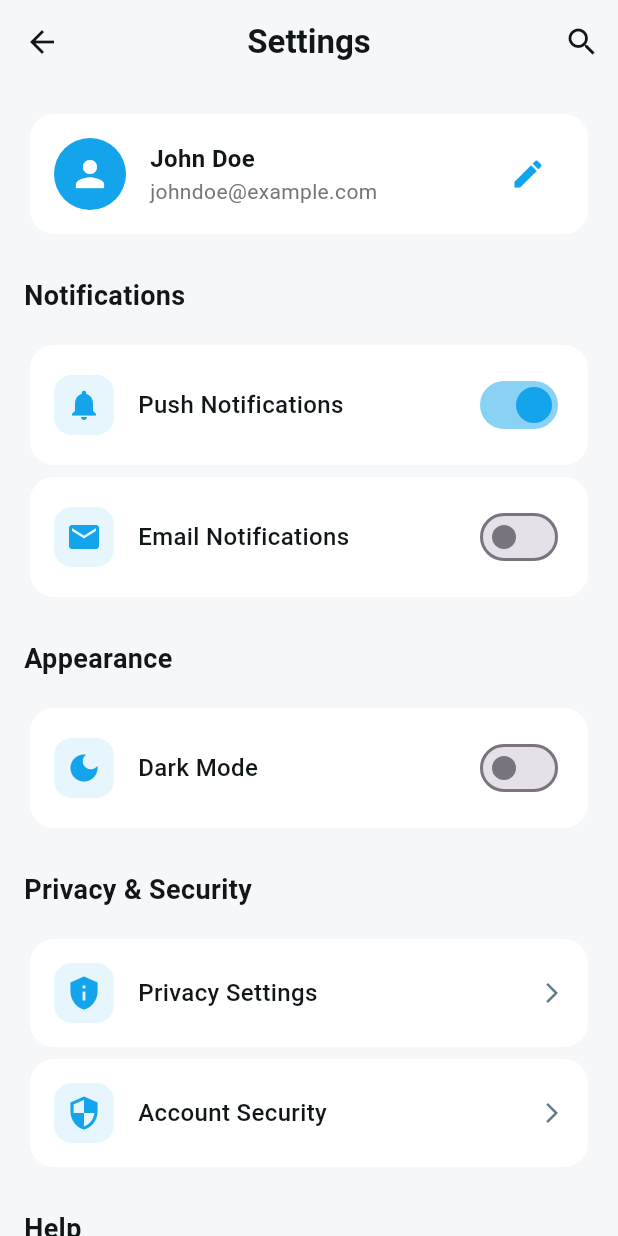
After one commit to BabSol2001/flutter_tourai, a Flutter app: the SettingsScreen screen opened directly, on a phone screen of 412 x 824 dp. The commit adds this screen. Run offline on Flutter 3.47's test engine with Material 3 defaults, Android fonts, the light colour scheme and no system bars; Roboto replaces fonts that are missing (Plus Jakarta Sans).

Commit message:
2.1 setting, start

```diff
--- /dev/null
+++ b/lib/settings_screen.dart
@@ -0,0 +1,281 @@
+import 'package:flutter/material.dart';
+
+class SettingsScreen extends StatefulWidget {
+  const SettingsScreen({super.key});
+
+  @override
+  State<SettingsScreen> createState() => _SettingsScreenState();
+}
+
+class _SettingsScreenState extends State<SettingsScreen> {
+  bool _pushNotifications = true;
+  bool _emailNotifications = false;
+  bool _darkMode = false;
+
+  @override
+  Widget build(BuildContext context) {
+    return Scaffold(
+      backgroundColor: const Color(0xFFF6F7F8),
+      appBar: AppBar(
+        backgroundColor: const Color(0xFFF6F7F8),
+        elevation: 0,
+        leading: IconButton(
+          icon: const Icon(Icons.arrow_back, color: Color(0xFF111618)),
+          onPressed: () => Navigator.pop(context),
+        ),
+        title: const Text(
+          'Settings',
+          style: TextStyle(color: Color(0xFF111618), fontWeight: FontWeight.bold),
+        ),
+        centerTitle: true,
+        actions: <Widget>[
+          IconButton(
+            icon: const Icon(Icons.search, color: Color(0xFF111618)),
+            onPressed: () {
+              ScaffoldMessenger.of(context).showSnackBar(
+                const SnackBar(content: Text('Search settings...')),
+              );
+            },
+          ),
+        ],
+      ),
+      body: SingleChildScrollView(
+        padding: const EdgeInsets.all(16),
+        child: Column(
+          crossAxisAlignment: CrossAxisAlignment.start,
+          children: [
+            // Profile Section
+            Card(
+              elevation: 0,
+              color: Colors.white,
+              shape: RoundedRectangleBorder(borderRadius: BorderRadius.circular(16)),
+              child: Padding(
+                padding: const EdgeInsets.all(16),
+                child: Row(
+                  children: [
+                    const CircleAvatar(
+                      radius: 24,
+                      backgroundColor: Color(0xFF13a4ec),
+                      child: Icon(Icons.person, color: Colors.white, size: 28),
+                    ),
+                    const SizedBox(width: 16),
+                    Expanded(
+                      child: Column(
+                        crossAxisAlignment: CrossAxisAlignment.start,
+                        children: [
+                          const Text(
+                            'John Doe',
+                            style: TextStyle(fontWeight: FontWeight.bold, fontSize: 16),
+                          ),
+                          Text(
+                            'johndoe@example.com',
+                            style: TextStyle(color: Colors.grey[600], fontSize: 14),
+                          ),
+                        ],
+                      ),
+                    ),
+                    IconButton(
+                      icon: const Icon(Icons.edit, color: Color(0xFF13a4ec)),
+                      onPressed: () {
+                        ScaffoldMessenger.of(context).showSnackBar(
+                          const SnackBar(content: Text('Edit profile')),
+                        );
+                      },
+                    ),
+                  ],
+                ),
+              ),
+            ),
+            const SizedBox(height: 24),
+
+            // Notifications Section
+            const Text(
+              'Notifications',
+              style: TextStyle(fontSize: 18, fontWeight: FontWeight.bold, color: Color(0xFF111618)),
+            ),
+            const SizedBox(height: 16),
+            _buildSettingTile(
+              icon: Icons.notifications,
+              title: 'Push Notifications',
+              trailing: Switch(
+                value: _pushNotifications,
+                onChanged: (value) {
+                  setState(() => _pushNotifications = value);
+                },
+                activeColor: const Color(0xFF13a4ec),
+              ),
+            ),
+            _buildSettingTile(
+              icon: Icons.email,
+              title: 'Email Notifications',
+              trailing: Switch(
+                value: _emailNotifications,
+                onChanged: (value) {
+                  setState(() => _emailNotifications = value);
+                },
+                activeColor: const Color(0xFF13a4ec),
+              ),
+            ),
+            const SizedBox(height: 24),
+
+            // Appearance Section
+            const Text(
+              'Appearance',
+              style: TextStyle(fontSize: 18, fontWeight: FontWeight.bold, color: Color(0xFF111618)),
+            ),
+            const SizedBox(height: 16),
+            _buildSettingTile(
+              icon: Icons.dark_mode,
+              title: 'Dark Mode',
+              trailing: Switch(
+                value: _darkMode,
+                onChanged: (value) {
+                  setState(() => _darkMode = value);
+                },
+                activeColor: const Color(0xFF13a4ec),
+              ),
+            ),
+            const SizedBox(height: 24),
+
+            // Privacy Section
+            const Text(
+              'Privacy & Security',
+              style: TextStyle(fontSize: 18, fontWeight: FontWeight.bold, color: Color(0xFF111618)),
+            ),
+            const SizedBox(height: 16),
+            _buildSettingTile(
+              icon: Icons.privacy_tip,
+              title: 'Privacy Settings',
+              trailing: const Icon(Icons.arrow_forward_ios, size: 16, color: Color(0xFF617c89)),
+              onTap: () {
+                ScaffoldMessenger.of(context).showSnackBar(
+                  const SnackBar(content: Text('Privacy settings')),
+                );
+              },
+            ),
+            _buildSettingTile(
+              icon: Icons.security,
+              title: 'Account Security',
+              trailing: const Icon(Icons.arrow_forward_ios, size: 16, color: Color(0xFF617c89)),
+              onTap: () {
+                ScaffoldMessenger.of(context).showSnackBar(
+                  const SnackBar(content: Text('Security settings')),
+                );
+              },
+            ),
+            const SizedBox(height: 24),
+
+            // Help Section
+            const Text(
+              'Help',
+              style: TextStyle(fontSize: 18, fontWeight: FontWeight.bold, color: Color(0xFF111618)),
+            ),
+            const SizedBox(height: 16),
+            _buildSettingTile(
+              icon: Icons.help_outline,
+              title: 'Help Center',
+              trailing: const Icon(Icons.arrow_forward_ios, size: 16, color: Color(0xFF617c89)),
+              onTap: () {
+                ScaffoldMessenger.of(context).showSnackBar(
+                  const SnackBar(content: Text('Help center opened')),
+                );
+              },
+            ),
+            _buildSettingTile(
+              icon: Icons.feedback,
+              title: 'Send Feedback',
+              trailing: const Icon(Icons.arrow_forward_ios, size: 16, color: Color(0xFF617c89)),
+              onTap: () {
+                ScaffoldMessenger.of(context).showSnackBar(
+                  const SnackBar(content: Text('Feedback sent')),
+                );
+              },
+            ),
+            const SizedBox(height: 32),
+
+            // Logout Button
+            SizedBox(
+              width: double.infinity,
+              height: 56,
+              child: OutlinedButton(
+                onPressed: () {
+                  showDialog(
+                    context: context,
+                    builder: (context) => AlertDialog(
+                      title: const Text('Logout'),
+                      content: const Text('Are you sure you want to logout?'),
+                      actions: [
+                        TextButton(
+                          onPressed: () => Navigator.pop(context),
+                          child: const Text('Cancel'),
+                        ),
+                        TextButton(
+                          onPressed: () {
+                            Navigator.pop(context);
+                            ScaffoldMessenger.of(context).showSnackBar(
+                              const SnackBar(content: Text('Logged out successfully!'), backgroundColor: Colors.red),
+                            );
+                          },
+                          child: const Text('Logout', style: TextStyle(color: Colors.red)),
+                        ),
+                      ],
+                    ),
+                  );
+                },
+                style: OutlinedButton.styleFrom(
+                  side: const BorderSide(color: Colors.red),
+                  shape: RoundedRectangleBorder(borderRadius: BorderRadius.circular(16)),
+                ),
+                child: const Text(
+                  'Logout',
+                  style: TextStyle(fontSize: 16, fontWeight: FontWeight.w600, color: Colors.red),
+                ),
+              ),
+            ),
+            const SizedBox(height: 24),
+          ],
+        ),
+      ),
+    );
+  }
+
+  Widget _buildSettingTile({
+    required IconData icon,
+    required String title,
+    required Widget trailing,
+    VoidCallback? onTap,
+  }) {
+    return Card(
+      elevation: 0,
+      color: Colors.white,
+      shape: RoundedRectangleBorder(borderRadius: BorderRadius.circular(16)),
+      child: InkWell(
+        onTap: onTap,
+        borderRadius: BorderRadius.circular(16),
+        child: Padding(
+          padding: const EdgeInsets.all(16),
+          child: Row(
+            children: [
+              Container(
+                padding: const EdgeInsets.all(8),
+                decoration: BoxDecoration(
+                  color: const Color(0xFF13a4ec).withOpacity(0.1),
+                  borderRadius: BorderRadius.circular(12),
+                ),
+                child: Icon(icon, color: const Color(0xFF13a4ec), size: 24),
+              ),
+              const SizedBox(width: 16),
+              Expanded(
+                child: Text(
+                  title,
+                  style: const TextStyle(fontSize: 16, fontWeight: FontWeight.w500),
+                ),
+              ),
+              trailing,
+            ],
+          ),
+        ),
+      ),
+    );
+  }
+}
--- a/lib/smsverification_generalaccount.dart
+++ b/lib/smsverification_generalaccount.dart
@@ -1,5 +1,6 @@
 import 'package:flutter/material.dart';
 import 'package:flutter/services.dart';
+import 'package:flutter_tourai/settings_screen.dart';
 
 class SMSVerificationGeneralAccount extends StatefulWidget {
   const SMSVerificationGeneralAccount({super.key});
@@ -96,8 +97,10 @@ class _SMSVerificationGeneralAccountState extends State<SMSVerificationGeneralAc
             onSelected: (String value) {
               switch (value) {
                 case 'settings':
-                  ScaffoldMessenger.of(context).showSnackBar(
-                    const SnackBar(content: Text('Settings opened')),
+      // به جای SnackBar، به صفحه Settings برو
+                  Navigator.push(
+                    context,
+                    MaterialPageRoute(builder: (context) => const SettingsScreen()),
                   );
                   break;
                 case 'help':
```
